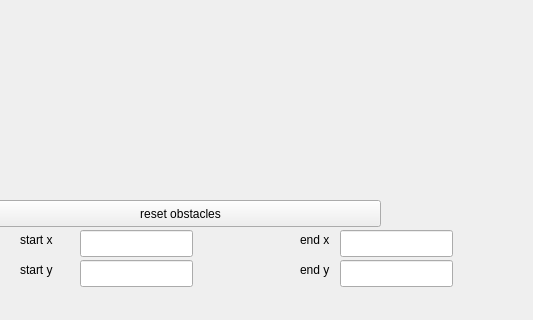
amirrassafi/pathplanning, file ui/pp.ui: the form before one commit; both pictures show x 140 to 673 and y 410 to 730 of the 1041 by 730 pixel window.
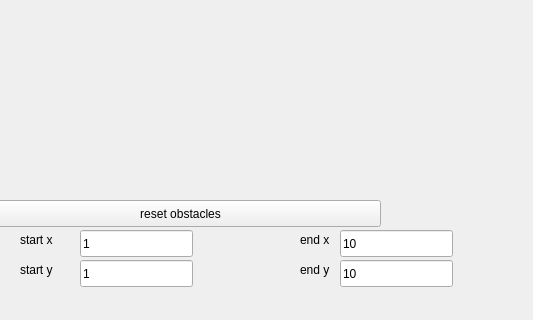
The form after the commit. Custom widgets are drawn as their Qt base class.

Commit message: draw method use for canvas

What changed in the file:
```diff
--- a/ui/pp.ui
+++ b/ui/pp.ui
@@ -86,7 +86,7 @@
      </rect>
     </property>
     <property name="text">
-     <string/>
+     <string>1</string>
     </property>
    </widget>
    <widget class="QLineEdit" name="start_y">
@@ -98,6 +98,9 @@
       <height>27</height>
      </rect>
     </property>
+    <property name="text">
+     <string>1</string>
+    </property>
    </widget>
    <widget class="QLineEdit" name="end_x">
     <property name="geometry">
@@ -108,6 +111,9 @@
       <height>27</height>
      </rect>
     </property>
+    <property name="text">
+     <string>10</string>
+    </property>
    </widget>
    <widget class="QLineEdit" name="end_y">
     <property name="geometry">
@@ -118,6 +124,9 @@
       <height>27</height>
      </rect>
     </property>
+    <property name="text">
+     <string>10</string>
+    </property>
    </widget>
    <widget class="QLabel" name="label">
     <property name="geometry">
```
The commit also changes 2 other files.
